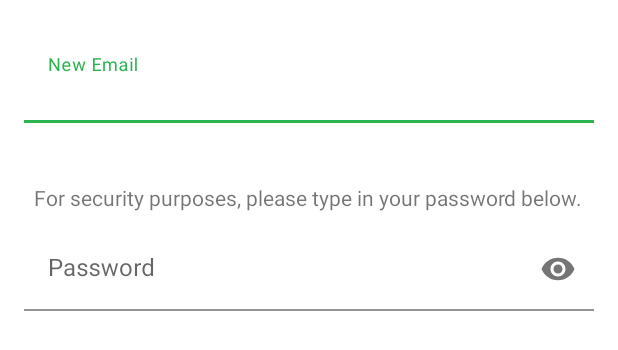
After one commit to SIMhortus/simhortus-master-app, an Android app: the layout dialog_update_email.xml on its own in the app's theme, with its tools: preview values and no code run, on a phone screen of 412 x 824 dp. The commit adds this screen. Shown: the top 350 px of the screen. Run offline under Robolectric (Android 15) with nearby library versions, the phone set to English and light mode, and no system bars.

Commit message:
Update Email done.

```diff
--- a/app/src/main/java/com/example/simhortus_master/NotificationsFragment.java
+++ b/app/src/main/java/com/example/simhortus_master/NotificationsFragment.java
@@ -12,6 +12,6 @@ public class NotificationsFragment extends Fragment {
     @Nullable
     @Override
     public View onCreateView (LayoutInflater inflater, @Nullable ViewGroup container, @Nullable Bundle savedInstanceState){
-        return inflater.inflate(R.layout.fragment_menu, container, false);
+        return inflater.inflate(R.layout.fragment_notifications, container, false);
     }
 }
--- /dev/null
+++ b/app/src/main/res/layout/dialog_update_email.xml
@@ -0,0 +1,58 @@
+<?xml version="1.0" encoding="utf-8"?>
+<LinearLayout xmlns:android="http://schemas.android.com/apk/res/android"
+    android:layout_width="match_parent"
+    android:layout_height="match_parent"
+    xmlns:app="http://schemas.android.com/apk/res-auto"
+    android:orientation="vertical"
+    android:padding="16dp">
+
+    <com.google.android.material.textfield.TextInputLayout
+        android:id="@+id/text_input_layout"
+        android:layout_width="match_parent"
+        android:layout_height="wrap_content"
+        android:layout_marginBottom="10dp"
+        android:layout_marginTop="10dp"
+        android:hint="New Email">
+
+        <EditText
+            android:background="@color/transparent"
+            android:id="@+id/newEmail"
+            android:layout_width="match_parent"
+            android:layout_height="wrap_content"
+            android:inputType="text" />
+
+    </com.google.android.material.textfield.TextInputLayout>
+
+    <LinearLayout
+        android:layout_width="wrap_content"
+        android:layout_height="wrap_content"
+        android:layout_marginTop="20dp"
+        android:layout_gravity="center"
+        android:orientation="horizontal">
+
+        <TextView
+            android:layout_width="wrap_content"
+            android:layout_height="wrap_content"
+            android:paddingVertical="10dp"
+            android:text="@string/retype_password"
+            android:textAlignment="center"
+            app:layout_constraintVertical_bias="1.0" />
+
+    </LinearLayout>
+
+    <com.google.android.material.textfield.TextInputLayout
+        android:layout_width="match_parent"
+        android:layout_height="wrap_content"
+        android:hint="Password"
+        app:endIconMode="password_toggle">
+
+        <com.google.android.material.textfield.TextInputEditText
+            android:id="@+id/emailPassword"
+            android:layout_width="match_parent"
+            android:layout_height="wrap_content"
+            android:background="@color/transparent"
+            android:inputType="textPassword" />
+
+    </com.google.android.material.textfield.TextInputLayout>=
+
+</LinearLayout>
--- a/app/src/main/res/values/strings.xml
+++ b/app/src/main/res/values/strings.xml
@@ -4,6 +4,6 @@
     <string name="lName">Enter a valid last name</string>
     <string name="email">Enter a valid email</string>
     <string name="password">password is too short</string>
-
+    <string name="retype_password">For security purposes, please type in your password below.</string>
 
 </resources>
--- a/app/src/main/res/values/styles.xml
+++ b/app/src/main/res/values/styles.xml
@@ -5,20 +5,18 @@
         <!-- Customize your theme here. -->
         <item name="colorPrimary">@color/colorPrimary</item>
         <item name="colorPrimaryDark">@color/colorPrimaryDark</item>
-        <item name="colorAccent">@color/colorAccent</item>
+        <item name="colorAccent">#ffffff</item>
     </style>
 
     <style name="PrimaryFlatButton" parent="Theme.AppCompat.Light">
         <item name="android:buttonStyle">@style/Widget.AppCompat.Button.Borderless.Colored</item>
         <item name="colorControlHighlight">@color/colorAccent</item>
-        <item name="colorAccent">@color/colorPrimary</item>
+        <item name="colorAccent">#ffffff</item>
     </style>
 
     <style name="hyperlink" parent="Theme.AppCompat.Light">
         <item name="android:textColor" >@color/hyperlink</item>
         <item name="android:padding" >10dp</item>
-
     </style>
 
-
 </resources>
```
Also changed, not shown: app/src/main/java/com/example/simhortus_master/MenuFragment.java (+15 -4 lines), app/src/main/java/com/example/simhortus_master/UpdateEmail.java (added, +122 -0 lines), app/src/main/java/com/example/simhortus_master/UpdatePassword.java (+6 -4 lines).
